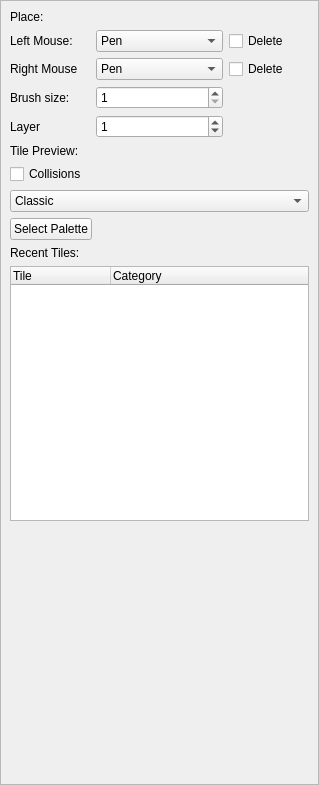
The window that ui/uifiles/editors/tiles.ui (timofey260/RWE-Sharp) describes before a commit, drawn with Qt 5.
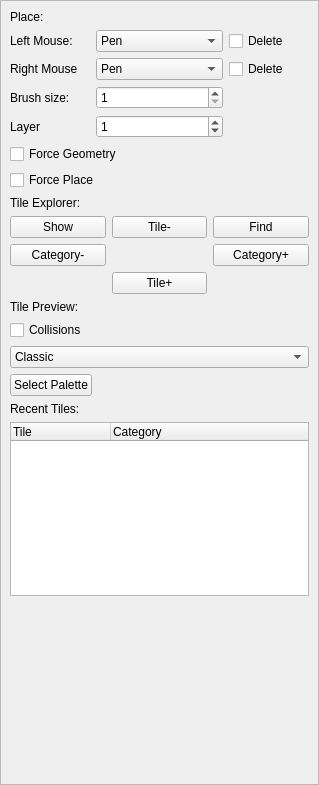
The same window after the commit. Icons and pictures are not drawn.

Commit message: tile deleting and placing done

What changed in the file:
```diff
--- a/ui/uifiles/editors/tiles.ui
+++ b/ui/uifiles/editors/tiles.ui
@@ -281,6 +281,73 @@
          </item>
         </layout>
        </item>
+       <item>
+        <widget class="QCheckBox" name="ForceGeo">
+         <property name="text">
+          <string>Force Geometry</string>
+         </property>
+        </widget>
+       </item>
+       <item>
+        <widget class="QCheckBox" name="ForcePlace">
+         <property name="text">
+          <string>Force Place</string>
+         </property>
+        </widget>
+       </item>
+       <item>
+        <widget class="QLabel" name="label_8">
+         <property name="text">
+          <string>Tile Explorer:</string>
+         </property>
+        </widget>
+       </item>
+       <item>
+        <layout class="QGridLayout" name="gridLayout_4">
+         <item row="1" column="0">
+          <widget class="QPushButton" name="CatPrev">
+           <property name="text">
+            <string>Category-</string>
+           </property>
+          </widget>
+         </item>
+         <item row="2" column="1">
+          <widget class="QPushButton" name="TileNext">
+           <property name="text">
+            <string>Tile+</string>
+           </property>
+          </widget>
+         </item>
+         <item row="0" column="1">
+          <widget class="QPushButton" name="TilePrev">
+           <property name="text">
+            <string>Tile-</string>
+           </property>
+          </widget>
+         </item>
+         <item row="1" column="2">
+          <widget class="QPushButton" name="CatNext">
+           <property name="text">
+            <string>Category+</string>
+           </property>
+          </widget>
+         </item>
+         <item row="0" column="0">
+          <widget class="QPushButton" name="ShowTE">
+           <property name="text">
+            <string>Show</string>
+           </property>
+          </widget>
+         </item>
+         <item row="0" column="2">
+          <widget class="QPushButton" name="FindTE">
+           <property name="text">
+            <string>Find</string>
+           </property>
+          </widget>
+         </item>
+        </layout>
+       </item>
        <item>
         <widget class="QLabel" name="label_6">
          <property name="text">
```
The commit also changes 5 other files.
